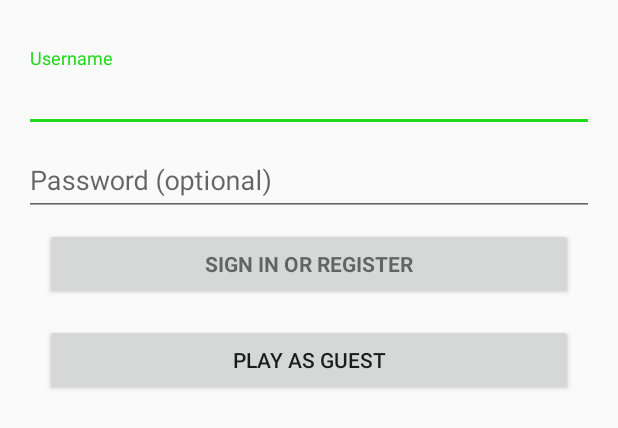
After one commit to tejas-polakam/CS125Project, an Android app: the layout activity_login.xml on its own in the app's theme, with its tools: preview values and no code run, on a phone screen of 412 x 824 dp. The commit adds this screen. Shown: the top 428 px of the screen. Run offline under Robolectric (Android 15) with nearby library versions, the phone set to English and light mode, and no system bars.

Commit message:
added a rudimentary login page

```diff
--- a/app/src/main/res/layout/activity_home_page_navigation.xml
+++ b/app/src/main/res/layout/activity_home_page_navigation.xml
@@ -18,7 +18,7 @@
         app:menu="@menu/navigation" />
 
     <Button
-        android:id="@+id/button"
+        android:id="@+id/start_button"
         android:layout_width="wrap_content"
         android:layout_height="wrap_content"
         android:layout_marginStart="16dp"
@@ -34,8 +34,8 @@
         android:layout_marginTop="8dp"
         android:text="High Scores"
         android:textAllCaps="true"
-        app:layout_constraintStart_toStartOf="@+id/button"
-        app:layout_constraintTop_toBottomOf="@+id/button" />
+        app:layout_constraintStart_toStartOf="@+id/start_button"
+        app:layout_constraintTop_toBottomOf="@+id/start_button" />
 
     <android.support.constraint.Guideline
         android:id="@+id/guideline2"
--- /dev/null
+++ b/app/src/main/res/layout/activity_login.xml
@@ -0,0 +1,98 @@
+<?xml version="1.0" encoding="utf-8"?>
+<android.support.constraint.ConstraintLayout xmlns:android="http://schemas.android.com/apk/res/android"
+    xmlns:app="http://schemas.android.com/apk/res-auto"
+    xmlns:tools="http://schemas.android.com/tools"
+    android:id="@+id/linearLayout"
+    android:layout_width="match_parent"
+    android:layout_height="match_parent"
+    android:gravity="center_horizontal"
+    tools:context=".LoginActivity">
+
+    <!-- Login progress -->
+
+    <ScrollView
+        android:id="@+id/login_form"
+        android:layout_width="match_parent"
+        android:layout_height="match_parent"
+        app:layout_constraintStart_toStartOf="parent"
+        app:layout_constraintTop_toTopOf="parent">
+
+    </ScrollView>
+
+    <Button
+        android:id="@+id/guest_button"
+        android:layout_width="0dp"
+        android:layout_height="wrap_content"
+        android:layout_marginTop="16dp"
+        android:text="Play as Guest"
+        app:layout_constraintEnd_toEndOf="@+id/email_sign_in_button"
+        app:layout_constraintHorizontal_bias="0.0"
+        app:layout_constraintStart_toStartOf="@+id/email_sign_in_button"
+        app:layout_constraintTop_toBottomOf="@+id/email_sign_in_button" />
+
+    <Button
+        android:id="@+id/email_sign_in_button"
+        style="?android:textAppearanceSmall"
+        android:layout_width="352dp"
+        android:layout_height="wrap_content"
+        android:layout_marginStart="8dp"
+        android:layout_marginTop="8dp"
+        android:layout_marginEnd="8dp"
+        android:text="@string/action_sign_in"
+        android:textStyle="bold"
+        app:layout_constraintEnd_toEndOf="parent"
+        app:layout_constraintStart_toStartOf="parent"
+        app:layout_constraintTop_toBottomOf="@+id/password_selection" />
+
+    <android.support.design.widget.TextInputLayout
+        android:id="@+id/user_selection"
+        android:layout_width="0dp"
+        android:layout_height="wrap_content"
+        android:layout_marginTop="32dp"
+        app:layout_constraintEnd_toEndOf="@+id/password_selection"
+        app:layout_constraintStart_toStartOf="@+id/password_selection"
+        app:layout_constraintTop_toTopOf="parent">
+
+        <AutoCompleteTextView
+            android:id="@+id/email"
+            android:layout_width="match_parent"
+            android:layout_height="wrap_content"
+            android:hint="@string/prompt_email"
+            android:inputType="textEmailAddress"
+            android:maxLines="1"
+            android:singleLine="true" />
+
+    </android.support.design.widget.TextInputLayout>
+
+    <android.support.design.widget.TextInputLayout
+        android:id="@+id/password_selection"
+        android:layout_width="0dp"
+        android:layout_height="wrap_content"
+        android:layout_marginStart="16dp"
+        android:layout_marginEnd="16dp"
+        app:layout_constraintEnd_toEndOf="parent"
+        app:layout_constraintStart_toStartOf="parent"
+        app:layout_constraintTop_toBottomOf="@+id/user_selection">
+
+        <ProgressBar
+            android:id="@+id/login_progress"
+            android:layout_width="match_parent"
+            android:layout_height="match_parent"
+            android:visibility="gone" />
+
+        <EditText
+            android:id="@+id/password"
+            android:layout_width="match_parent"
+            android:layout_height="wrap_content"
+            android:hint="@string/prompt_password"
+            android:imeActionId="6"
+            android:imeActionLabel="@string/action_sign_in_short"
+            android:imeOptions="actionUnspecified"
+            android:inputType="textPassword"
+            android:maxLines="1"
+            android:singleLine="true" />
+
+    </android.support.design.widget.TextInputLayout>
+
+
+</android.support.constraint.ConstraintLayout>
--- a/app/src/main/res/layout/activity_score_board.xml
+++ b/app/src/main/res/layout/activity_score_board.xml
@@ -56,7 +56,7 @@
             android:layout_marginTop="8dp"
             android:layout_marginEnd="8dp"
             android:fontFamily="sans-serif"
-            android:text="1. Geoff - 34\n2. ChuChu - 28\n3. Xyz - 27 "
+            android:text="@string/scores"
             android:textAppearance="@style/TextAppearance.AppCompat"
             android:textSize="18sp"
             android:typeface="normal"
--- a/app/src/main/res/values/strings.xml
+++ b/app/src/main/res/values/strings.xml
@@ -5,4 +5,17 @@
     <string name="title_notifications">Notifications</string>
     <string name="title_activity_score_board">ScoreBoard</string>
     <string name="action_settings">Settings</string>
+    <string name="title_activity_login">Sign in</string>
+    <!-- Strings related to login -->
+    <string name="prompt_email">Username</string>
+    <string name="prompt_password">Password (optional)</string>
+    <string name="action_sign_in">Sign in or register</string>
+    <string name="action_sign_in_short">Sign in</string>
+    <string name="error_invalid_email">This email address is invalid</string>
+    <string name="error_invalid_password">This password is too short</string>
+    <string name="error_incorrect_password">This password is incorrect</string>
+    <string name="error_field_required">This field is required</string>
+    <string name="permission_rationale">"Contacts permissions are needed for providing email
+        completions."
+    </string>
 </resources>
```
Also changed, not shown: app/src/main/AndroidManifest.xml (+8 -0 lines), app/src/main/java/hangman/cs125project/HomePageNavigation.java (+9 -0 lines), app/src/main/java/hangman/cs125project/LoginActivity.java (added, +349 -0 lines), app/src/main/res/values/scores.xml (added, +17 -0 lines).
